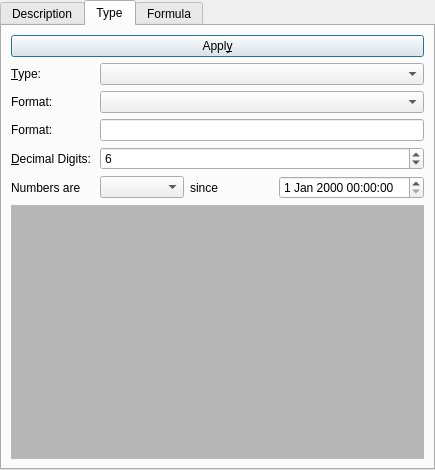
First picture: the form in scidavis/src/future/table/controltabs.ui, repository narunlifescience/AlphaPlot, before the edit.
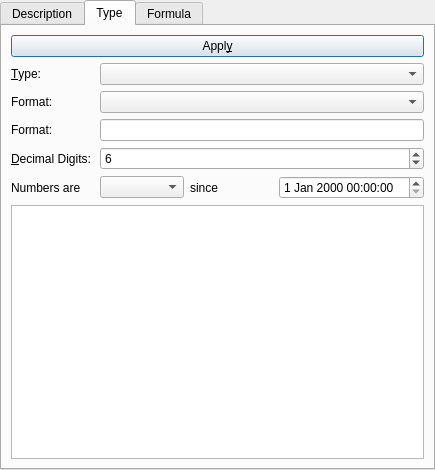
Second picture: the form after the edit. The open tabs and pages were chosen to show the change.

Commit message: remove hardcoded colors to controltabs.ui

Diff of the .ui file:
```diff
--- a/scidavis/src/future/table/controltabs.ui
+++ b/scidavis/src/future/table/controltabs.ui
@@ -317,43 +317,6 @@
            <height>10</height>
           </size>
          </property>
-         <property name="palette">
-          <palette>
-           <active>
-            <colorrole role="Base">
-             <brush brushstyle="SolidPattern">
-              <color alpha="255">
-               <red>182</red>
-               <green>182</green>
-               <blue>182</blue>
-              </color>
-             </brush>
-            </colorrole>
-           </active>
-           <inactive>
-            <colorrole role="Base">
-             <brush brushstyle="SolidPattern">
-              <color alpha="255">
-               <red>182</red>
-               <green>182</green>
-               <blue>182</blue>
-              </color>
-             </brush>
-            </colorrole>
-           </inactive>
-           <disabled>
-            <colorrole role="Base">
-             <brush brushstyle="SolidPattern">
-              <color alpha="255">
-               <red>255</red>
-               <green>255</green>
-               <blue>255</blue>
-              </color>
-             </brush>
-            </colorrole>
-           </disabled>
-          </palette>
-         </property>
          <property name="toolTip">
           <string>&lt;html&gt;&lt;head&gt;&lt;meta name=&quot;qrichtext&quot; content=&quot;1&quot; /&gt;&lt;style type=&quot;text/css&quot;&gt;
 p, li { white-space: pre-wrap; }
```
